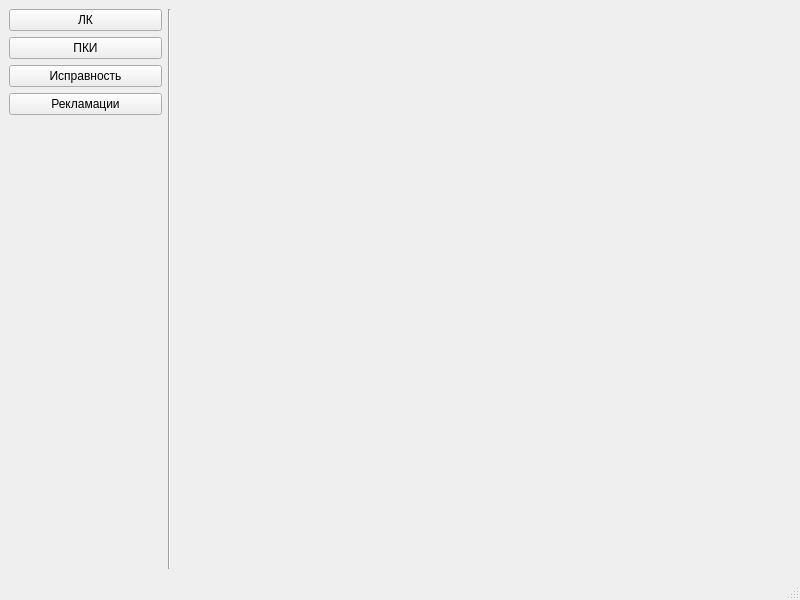
The window that ui/mainwindow.ui (nightmare04/Engineer) describes before a commit, drawn with Qt 5.
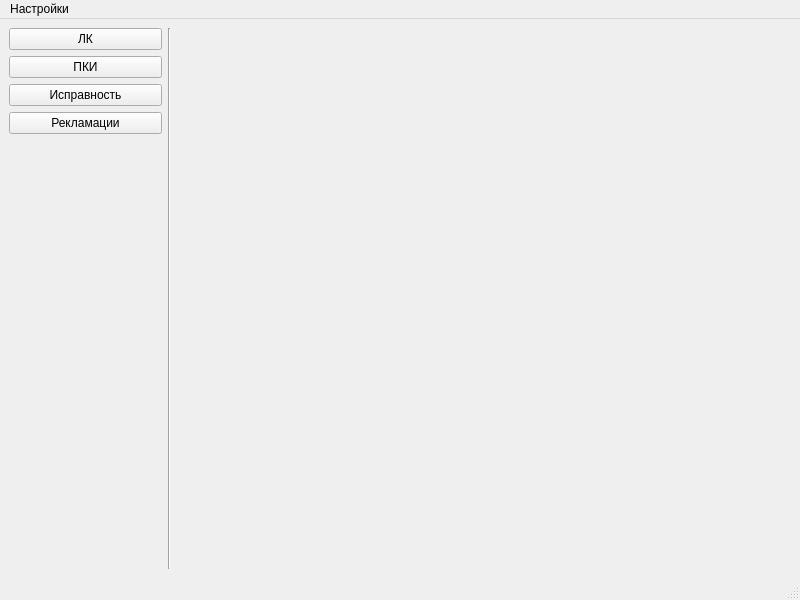
The same window after the commit. The open tabs and pages were chosen to show the change.

```diff
--- a/ui/mainwindow.ui
+++ b/ui/mainwindow.ui
@@ -106,9 +106,19 @@
      <x>0</x>
      <y>0</y>
      <width>800</width>
-     <height>22</height>
+     <height>24</height>
     </rect>
    </property>
+   <widget class="QMenu" name="menu">
+    <property name="title">
+     <string>Настройки</string>
+    </property>
+    <addaction name="type_plane_action"/>
+    <addaction name="planes_action"/>
+    <addaction name="spec_action"/>
+    <addaction name="units_action"/>
+   </widget>
+   <addaction name="menu"/>
   </widget>
   <widget class="QStatusBar" name="statusbar"/>
  </widget>
```
Left out of the diff: 22 changed lines with no effect on the pictures.
